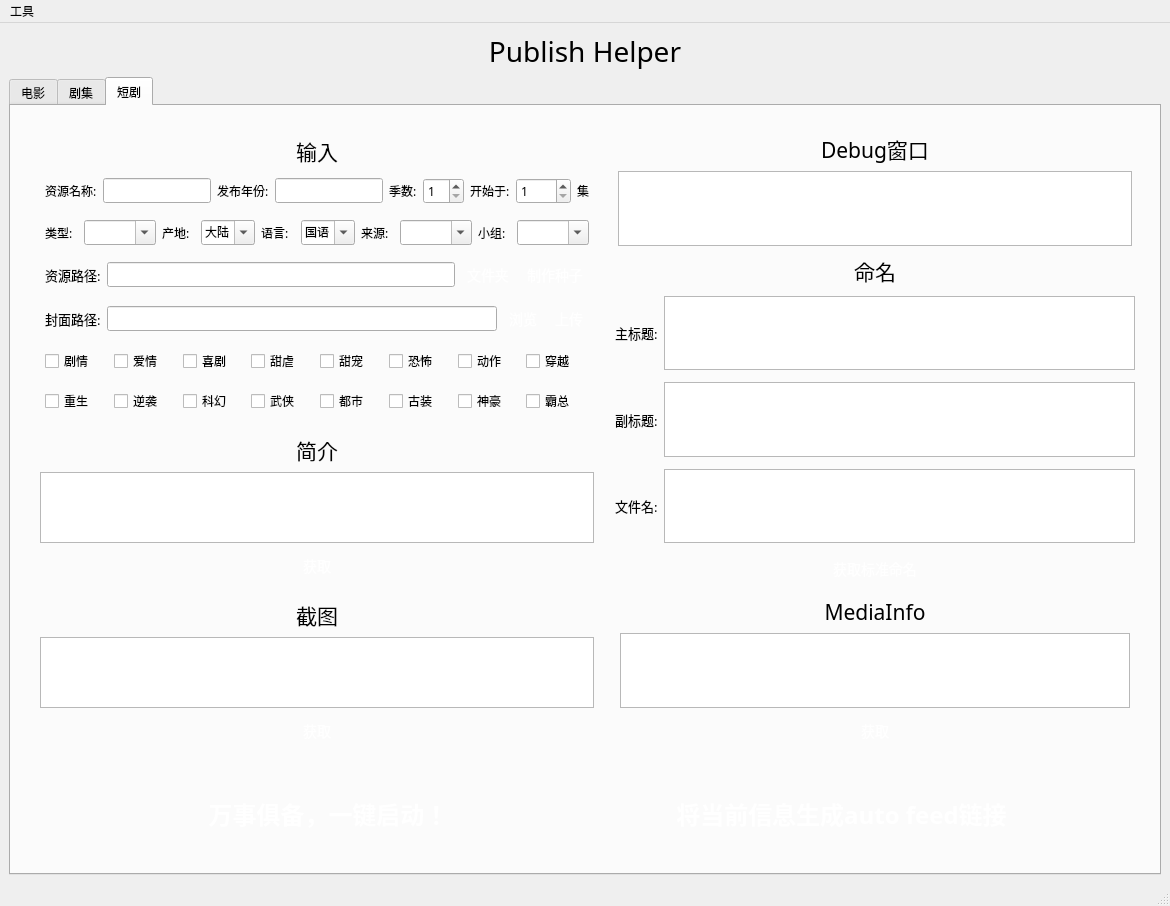
Above: ph-bjd/ui/mainwindow.ui from publish-helper/publish-helper before the change. Below: the same form after it.
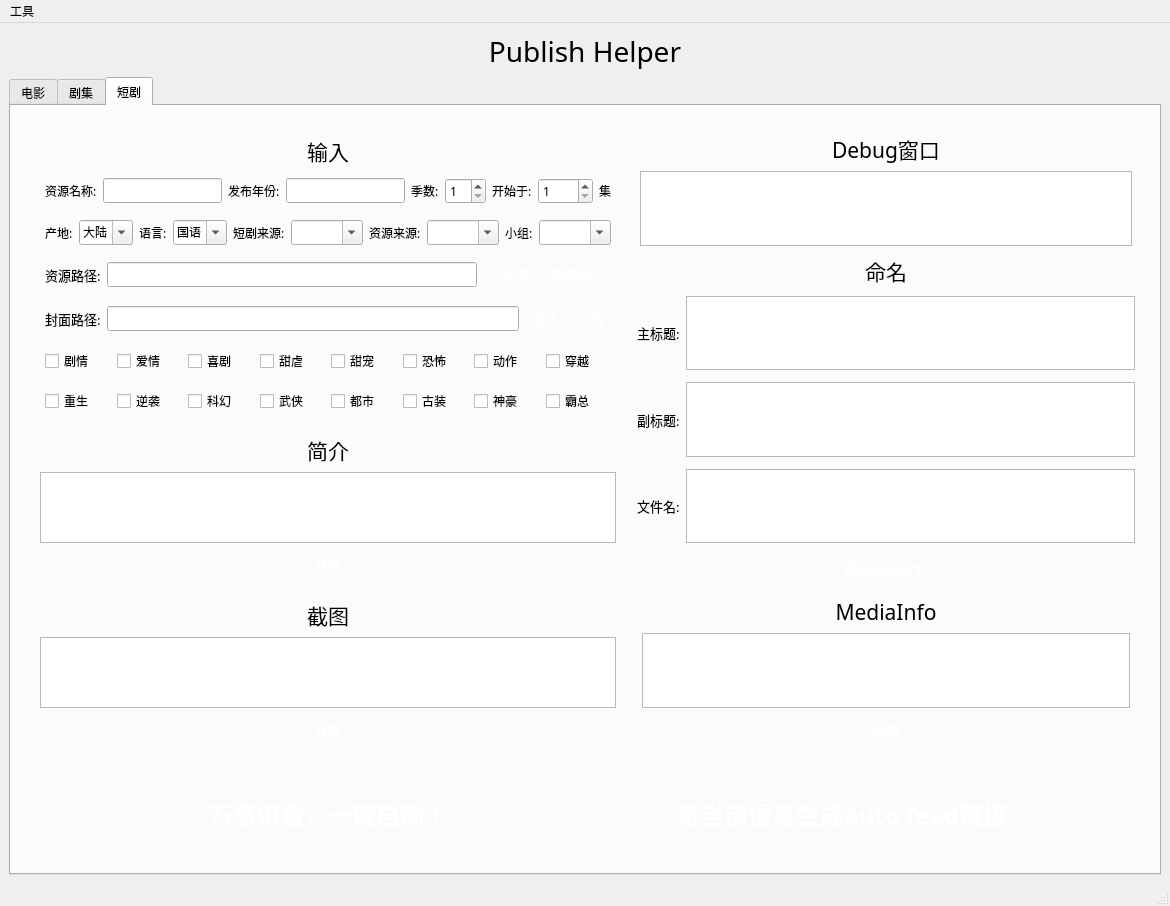
That is the form after the change. The open tabs and pages were chosen to show the change.

Commit message: 重构代码，修改了短剧来源文件的命名。

The edit to the form file:
```diff
--- a/ph-bjd/ui/mainwindow.ui
+++ b/ph-bjd/ui/mainwindow.ui
@@ -2165,20 +2165,6 @@
                   <property name="bottomMargin">
                    <number>5</number>
                   </property>
-                  <item>
-                   <widget class="QLabel" name="label_19">
-                    <property name="text">
-                     <string>类型:</string>
-                    </property>
-                   </widget>
-                  </item>
-                  <item>
-                   <widget class="QComboBox" name="typePlaylet">
-                    <property name="editable">
-                     <bool>true</bool>
-                    </property>
-                   </widget>
-                  </item>
                   <item>
                    <widget class="QLabel" name="label_33">
                     <property name="text">
@@ -2282,6 +2268,20 @@
                     </item>
                    </widget>
                   </item>
+                  <item>
+                   <widget class="QLabel" name="label_19">
+                    <property name="text">
+                     <string>短剧来源:</string>
+                    </property>
+                   </widget>
+                  </item>
+                  <item>
+                   <widget class="QComboBox" name="playletSource">
+                    <property name="editable">
+                     <bool>true</bool>
+                    </property>
+                   </widget>
+                  </item>
                   <item>
                    <widget class="QLabel" name="label_20">
                     <property name="font">
@@ -2291,7 +2291,7 @@
                      </font>
                     </property>
                     <property name="text">
-                     <string>来源:</string>
+                     <string>资源来源:</string>
                     </property>
                    </widget>
                   </item>
```
The commit also changes 8 other files.
